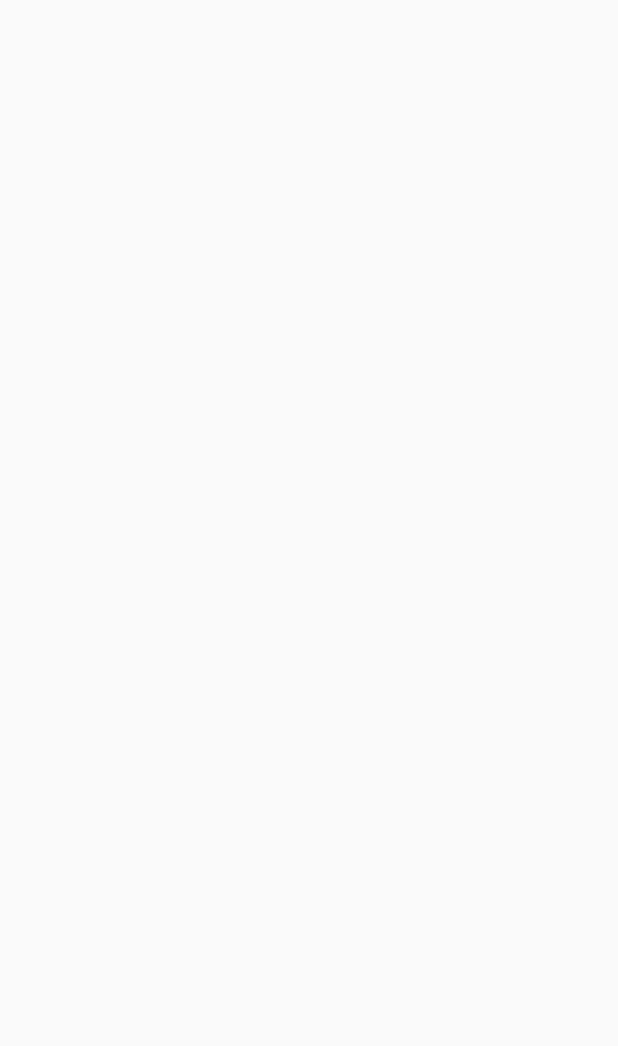
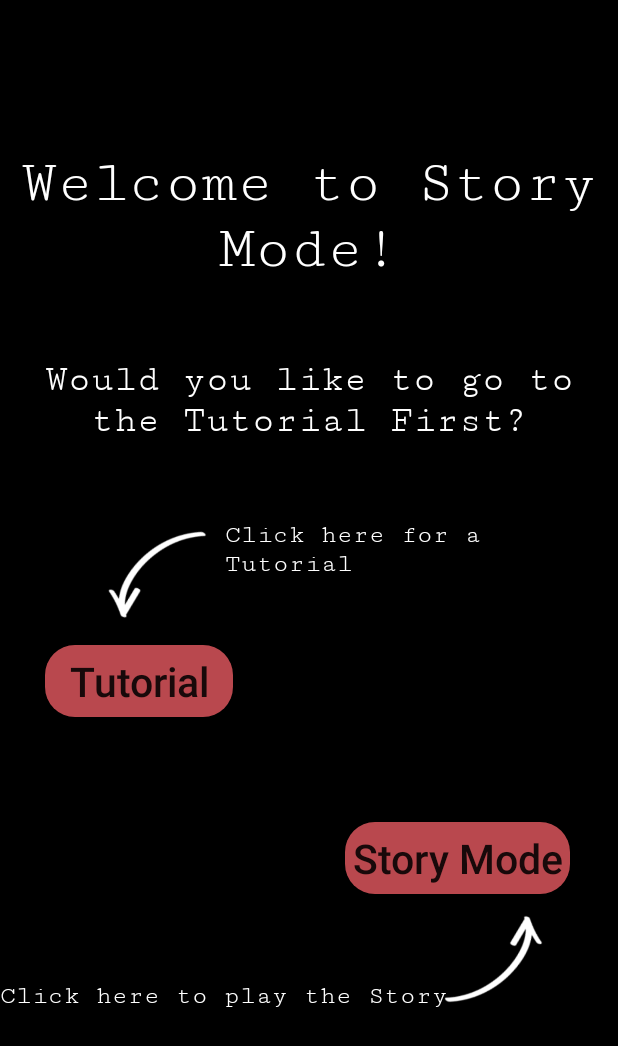
Before and after one commit to Socksham/calcproject2killme, an Android app: the SMandT screen opened directly, with no data from a screen before it, on a phone screen of 412 x 824 dp. Before the commit the part shown is empty. Shown: the top 1046 px of the screen. Run offline under Robolectric (Android 15) with nearby library versions, the phone set to English and light mode, and no system bars.

Commit message:
With Story Mode Menu

```diff
--- a/app/src/main/java/com/example/calculatorprojectv2/MainActivity.java
+++ b/app/src/main/java/com/example/calculatorprojectv2/MainActivity.java
@@ -80,7 +80,7 @@ public class MainActivity extends AppCompatActivity {
     //^^ Fade animation (play around with later)
 
     public void openLevelOne(){
-        Intent intent = new Intent(this, LevelOneActivity.class);
+        Intent intent = new Intent(this, SMandT.class);
         startActivity(intent);
     }
 
--- a/app/src/main/java/com/example/calculatorprojectv2/SMandT.java
+++ b/app/src/main/java/com/example/calculatorprojectv2/SMandT.java
@@ -3,14 +3,48 @@ package com.example.calculatorprojectv2;
 import androidx.appcompat.app.AppCompatActivity;
 
 import android.os.Bundle;
+import android.view.animation.Animation;
+import android.view.animation.AnimationUtils;
+import android.widget.Button;
+import android.widget.ImageView;
+import android.widget.TextView;
 
 public class SMandT extends AppCompatActivity {
+
+    Button tBtn, sBtn;
+    ImageView tIV, sIV;
+    TextView tLabel, sLabel;
 
     @Override
     protected void onCreate(Bundle savedInstanceState) {
         super.onCreate(savedInstanceState);
         setContentView(R.layout.activity_smand_t);
 
+        tBtn = (Button) findViewById(R.id.tutorialButton);
+        sBtn = (Button) findViewById(R.id.storyModeButton);
+        //^^ Buttons changing activities
 
+        tIV = (ImageView) findViewById(R.id.arrowTutorial);
+        sIV = (ImageView) findViewById(R.id.arrowStoryMode);
+        //^^ Arrow images on the screen
+
+        tLabel = (TextView) findViewById(R.id.tutorialLabel);
+        sLabel = (TextView) findViewById(R.id.storyModeLabel);
+        //^^ Description of button function
+
+        startAnimation();
+    }
+
+    private void startAnimation(){
+        Animation animationOne = AnimationUtils.loadAnimation(this, R.anim.slide_right);
+        Animation animationTwo = AnimationUtils.loadAnimation(this, R.anim.slide_left);
+
+        tBtn.setAnimation(animationOne);
+        tIV.setAnimation(animationOne);
+        tLabel.setAnimation(animationOne);
+
+        sBtn.setAnimation(animationTwo);
+        sIV.setAnimation(animationTwo);
+        sLabel.setAnimation(animationTwo);
     }
 }
--- a/app/src/main/res/anim/fade_in.xml
+++ /dev/null
@@ -1,10 +0,0 @@
-<?xml version="1.0" encoding="utf-8"?>
-<set xmlns:android="http://schemas.android.com/apk/res/android"
-    android:interpolator="@android:anim/accelerate_interpolator"
-    android:duration="2000">
-
-    <alpha
-        android:fromAlpha="0.0"
-        android:toAlpha="1.0"/>
-
-</set>
--- a/app/src/main/res/anim/fade_out.xml
+++ /dev/null
@@ -1,11 +0,0 @@
-<?xml version="1.0" encoding="utf-8"?>
-<set xmlns:android="http://schemas.android.com/apk/res/android"
-    android:interpolator="@android:anim/accelerate_interpolator"
-    android:duration="2000"
-    android:fillAfter="true">
-
-    <alpha
-        android:fromAlpha="1.0"
-        android:toAlpha="0.0"/>
-
-</set>
--- /dev/null
+++ b/app/src/main/res/anim/slide_left.xml
@@ -0,0 +1,10 @@
+<?xml version="1.0" encoding="utf-8"?>
+<set xmlns:android="http://schemas.android.com/apk/res/android"
+    android:fillAfter="true">
+
+    <translate
+        android:fromXDelta="400%p"
+        android:toXDelta="0%p"
+        android:duration="2000"/>
+
+</set>
--- /dev/null
+++ b/app/src/main/res/anim/slide_right.xml
@@ -0,0 +1,10 @@
+<?xml version="1.0" encoding="utf-8"?>
+<set xmlns:android="http://schemas.android.com/apk/res/android"
+    android:fillAfter="true">
+
+    <translate
+        android:fromXDelta="-200%p"
+        android:toXDelta="0%p"
+        android:duration="2000"/>
+
+</set>
--- a/app/src/main/res/layout/activity_smand_t.xml
+++ b/app/src/main/res/layout/activity_smand_t.xml
@@ -1,9 +1,103 @@
 <?xml version="1.0" encoding="utf-8"?>
-<androidx.constraintlayout.widget.ConstraintLayout xmlns:android="http://schemas.android.com/apk/res/android"
+<RelativeLayout xmlns:android="http://schemas.android.com/apk/res/android"
     xmlns:app="http://schemas.android.com/apk/res-auto"
     xmlns:tools="http://schemas.android.com/tools"
     android:layout_width="match_parent"
     android:layout_height="match_parent"
+    android:background="@color/black"
     tools:context=".SMandT">
 
-</androidx.constraintlayout.widget.ConstraintLayout>
+    <TextView
+        android:id="@+id/titleScreenLabel"
+        android:layout_width="wrap_content"
+        android:layout_height="wrap_content"
+        android:gravity="center_horizontal"
+        android:text="@string/welcome_to_story_mode"
+        android:textSize="40sp"
+        android:textColor="@color/white"
+        android:fontFamily="serif-monospace"
+        android:layout_centerHorizontal="true"
+        android:layout_marginTop="100dp"/>
+
+    <TextView
+        android:id="@+id/instructionLabelOne"
+        android:layout_width="wrap_content"
+        android:layout_height="wrap_content"
+        android:gravity="center_horizontal"
+        android:text="@string/would_you_like_to_go_to_the_tutorial_first"
+        android:textColor="@color/white"
+        android:fontFamily="serif-monospace"
+        android:textSize="25sp"
+        android:layout_below="@id/titleScreenLabel"
+        android:layout_marginTop="50dp"
+        android:layout_centerHorizontal="true"/>
+
+    <Button
+        android:id="@+id/tutorialButton"
+        android:layout_width="wrap_content"
+        android:layout_height="wrap_content"
+        android:layout_below="@id/instructionLabelOne"
+        android:layout_marginStart="30dp"
+        android:layout_marginTop="135dp"
+        android:background="@drawable/main_custom_button"
+        android:minWidth="125dp"
+        android:text="@string/tutorial"
+        android:textAllCaps="false"
+        android:textSize="27sp" />
+
+    <Button
+        android:id="@+id/storyModeButton"
+        android:layout_width="wrap_content"
+        android:layout_height="wrap_content"
+        android:background="@drawable/main_custom_button"
+        android:text="@string/story_mode"
+        android:textAllCaps="false"
+        android:textSize="27sp"
+        android:minWidth="150dp"
+        android:layout_below="@id/tutorialButton"
+        android:layout_marginStart="230dp"
+        android:layout_marginTop="70dp"/>
+
+    <ImageView
+        android:id="@+id/arrowTutorial"
+        android:layout_width="86dp"
+        android:layout_height="91dp"
+        android:layout_below="@id/instructionLabelOne"
+        android:layout_marginStart="60dp"
+        android:layout_marginTop="40dp"
+        android:background="@drawable/tutorial_button_arrow"
+        android:contentDescription="@string/tutorial_label"/>
+
+    <TextView
+        android:id="@+id/tutorialLabel"
+        android:layout_width="wrap_content"
+        android:layout_height="wrap_content"
+        android:text="@string/click_here_for_a_tutorial"
+        android:textSize="17sp"
+        android:textColor="@color/white"
+        android:fontFamily="serif-monospace"
+        android:layout_below="@id/instructionLabelOne"
+        android:layout_marginStart="150dp"
+        android:layout_marginTop="52dp"/>
+
+    <ImageView
+        android:id="@+id/arrowStoryMode"
+        android:layout_width="86dp"
+        android:layout_height="91dp"
+        android:background="@drawable/story_mode_button"
+        android:layout_below="@id/storyModeButton"
+        android:layout_marginStart="287dp"
+        android:contentDescription="@string/storymodelabel"/>
+
+    <TextView
+        android:id="@+id/storyModeLabel"
+        android:layout_width="wrap_content"
+        android:layout_height="wrap_content"
+        android:text="@string/click_here_to_play_the_story"
+        android:textColor="@color/white"
+        android:fontFamily="serif-monospace"
+        android:textSize="17sp"
+        android:layout_below="@id/storyModeButton"
+        android:layout_marginTop="58dp"/>
+
+</RelativeLayout>
--- a/app/src/main/res/values/strings.xml
+++ b/app/src/main/res/values/strings.xml
@@ -20,4 +20,12 @@
     <string name="welcome_to_calculator_the_puzzle">Welcome to Calculator the Puzzle</string>
     <string name="next">Next ➤</string>
     <string name="level_1">Level: 1</string>
+    <string name="welcome_to_story_mode">Welcome to Story Mode!</string>
+    <string name="would_you_like_to_go_to_the_tutorial_first">Would you like to go to the Tutorial First?</string>
+    <string name="tutorial">Tutorial</string>
+    <string name="story_mode">Story Mode</string>
+    <string name="tutorial_label">Tutorial Label</string>
+    <string name="click_here_for_a_tutorial">Click here for a Tutorial</string>
+    <string name="storymodelabel">storyModeLabel</string>
+    <string name="click_here_to_play_the_story">Click here to play the Story</string>
 </resources>
```
Also changed, not shown: app/src/main/res/drawable/story_mode_button.png (added), app/src/main/res/drawable/tutorial_button_arrow.png (added).
